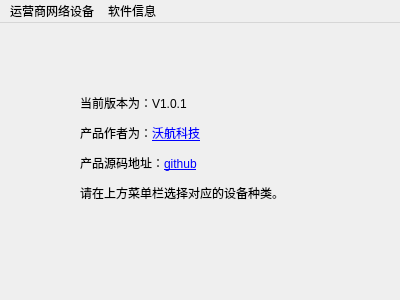
worldflyingct/setdevicetool, file mainwindow/mainwindow.ui: the form before one commit.
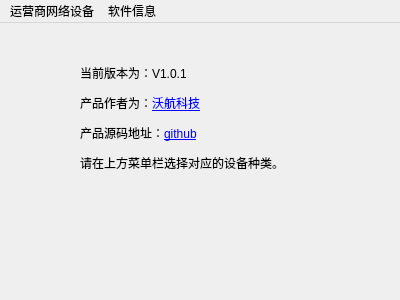
The form after the commit. Icons and pictures are not drawn.

```diff
--- a/mainwindow/mainwindow.ui
+++ b/mainwindow/mainwindow.ui
@@ -25,8 +25,8 @@
     <property name="geometry">
      <rect>
       <x>80</x>
-      <y>60</y>
-      <width>261</width>
+      <y>30</y>
+      <width>221</width>
       <height>131</height>
      </rect>
     </property>
```
Left out of the diff: 2 changed lines with no effect on the pictures.
